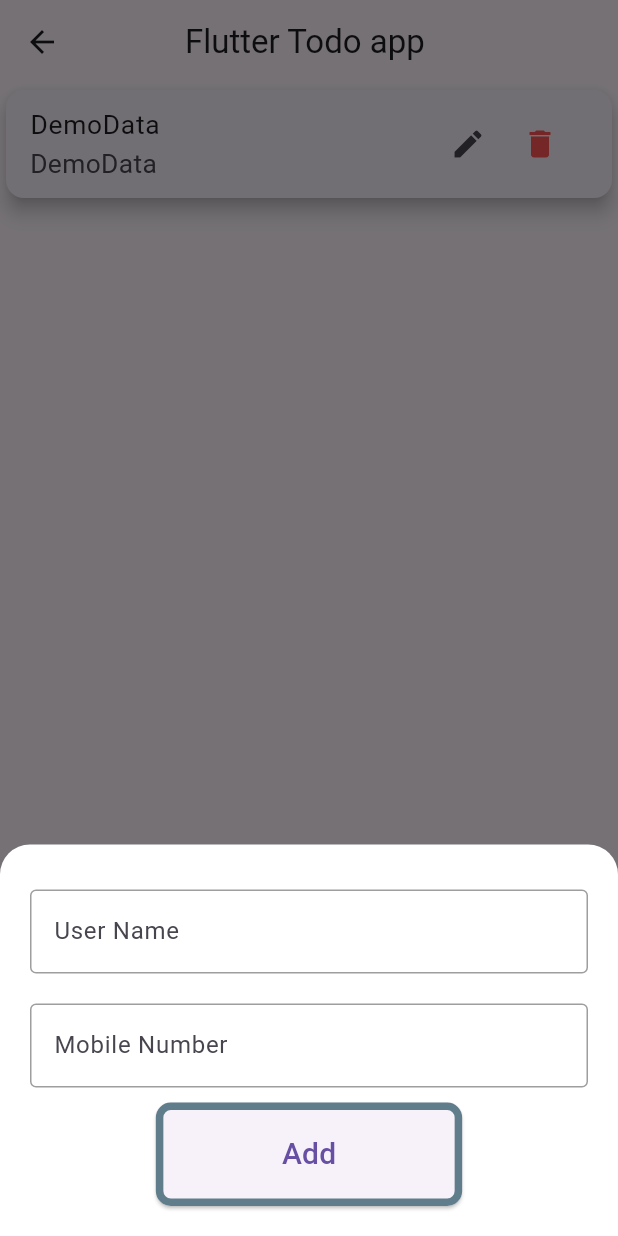
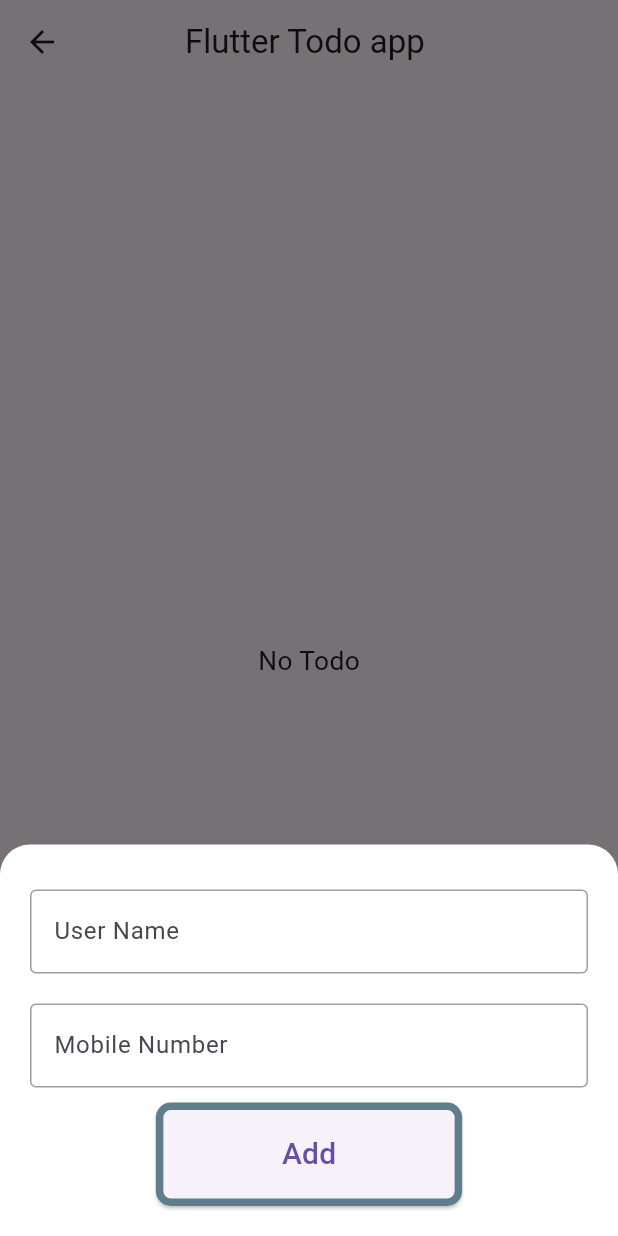
Before and after one commit to codereyamin/flutter_todo_app, a Flutter app: the HomeScreenView screen opened by its route, after a tap on the "add" icon, on a phone screen of 412 x 824 dp. Run offline on Flutter 3.47's test engine with Material 3 defaults, Android fonts, the phone set to English and light mode, and no system bars; our stand-ins replace cloud_firestore, firebase_core, get, get_storage; accounts and stored records are empty; generated files the repository leaves out were written again.

Commit message:
full todo is complete

```diff
--- a/lib/app/modules/homeScreen/views/home_screen_view.dart
+++ b/lib/app/modules/homeScreen/views/home_screen_view.dart
@@ -1,5 +1,6 @@
 import 'package:flutter/material.dart';
 import 'package:flutter_todo_app/app/modules/homeScreen/widgets/bottom_sheet.dart';
+import 'package:flutter_todo_app/app/modules/homeScreen/widgets/home_screen_cart.dart';
 import 'package:flutter_todo_app/widgets/app_text.dart';
 
 import 'package:get/get.dart';
@@ -12,41 +13,56 @@ class HomeScreenView extends GetView<HomeScreenController> {
   Widget build(BuildContext context) {
     return Scaffold(
       extendBody: true,
+      ////////////// app bar
       appBar: AppBar(
         title: const Text('Flutter Todo app '),
         centerTitle: true,
       ),
-      body: Card(
-        elevation: 5,
-        child: ListTile(
-          title: AppText(
-            text: "DemoData",
-          ),
-          subtitle: AppText(
-            text: "DemoData",
-          ),
-          trailing: Row(
-            mainAxisSize: MainAxisSize.min,
-            mainAxisAlignment: MainAxisAlignment.spaceAround,
-            children: [
-              IconButton(
-                onPressed: () {},
-                icon: const Icon(Icons.edit), ///////// edit icon
-              ),
-              IconButton(
-                onPressed: () async {},
-                icon: const Icon(
-                  Icons.delete,
-                  color: Colors.redAccent, /////////// remove or delete icon
-                ),
-              ),
-            ],
-          ),
-        ),
+
+      //////////////// todo list show hear use stream builder
+      /// todo update, add & delete screen refresh automatic
+      body: StreamBuilder(
+        stream: controller.collectionReference.snapshots(),
+        builder: (context, snapshot) {
+          ////////// check connection is waiting
+          //////// show loading sign
+          if (snapshot.connectionState == ConnectionState.waiting) {
+            return const Center(
+              child: CircularProgressIndicator(),
+            );
+
+            /////////// data lode error
+            ///////// show message
+          } else if (snapshot.hasError) {
+            return const Center(
+              child: AppText(text: "Something went wrong"),
+            );
+            ///////////// data lode but todo is empty
+            /////////// show no todo message
+          } else if (snapshot.hasData && snapshot.data!.docs.isEmpty) {
+            return const Center(
+              child: AppText(text: "No Todo"),
+            );
+
+            ///////////// data lode and has todo
+            /// show todo list
+          } else if (snapshot.hasData && snapshot.data!.docs.isNotEmpty) {
+            return ListView(
+              children: snapshot.data!.docs
+                  .map((e) => HomeScreenCart(
+                        documentSnapshot: e,
+                        homeScreenController: controller,
+                      ))
+                  .toList(),
+            );
+          }
+
+          return const SizedBox();
+        },
       ),
       floatingActionButton: FloatingActionButton(
         onPressed: () {
-          bottomSheetDialog();
+          bottomSheetDialog(); //////////// add todo message
         },
         child: const Icon(Icons.add),
       ),
--- a/lib/app/modules/homeScreen/widgets/bottom_sheet.dart
+++ b/lib/app/modules/homeScreen/widgets/bottom_sheet.dart
@@ -1,12 +1,26 @@
+import 'package:cloud_firestore/cloud_firestore.dart';
 import 'package:flutter/material.dart';
 import 'package:flutter/services.dart';
+import 'package:flutter_todo_app/app/modules/homeScreen/controllers/home_screen_controller.dart';
 import 'package:get/get.dart';
 
 /////////// bottom sheet create function
-bottomSheetDialog({bool isAdd = true}) async {
-  GlobalKey<FormState> formKey = GlobalKey<FormState>();
-  TextEditingController nameController = TextEditingController();
-  TextEditingController numberController = TextEditingController();
+bottomSheetDialog({
+  bool isAdd = true,
+  QueryDocumentSnapshot? documentSnapshot,
+}) async {
+  //////////////// home controller find
+  HomeScreenController homeScreenController = Get.find<HomeScreenController>();
+//////////////// check document is not null
+  if (documentSnapshot != null) {
+    var data = documentSnapshot.data()
+        as Map<String, dynamic>; ///////// data convert map
+    homeScreenController.docId.value = documentSnapshot.id.toString();
+    homeScreenController.nameController.text =
+        data["name"].toString(); //////////// assign data text controller
+    homeScreenController.numberController.text =
+        data["mobileNumber"].toString();
+  }
   //////// bottom sheet call
   await Get.bottomSheet(
     Container(
@@ -21,7 +35,7 @@ bottomSheetDialog({bool isAdd = true}) async {
         ),
       ),
       child: Form(
-        key: formKey, //////// key assign
+        key: homeScreenController.formKey, //////// key assign
         child: Padding(
           padding: const EdgeInsets.symmetric(horizontal: 10, vertical: 20),
           child: Column(
@@ -32,7 +46,7 @@ bottomSheetDialog({bool isAdd = true}) async {
                 Padding(
                   padding: const EdgeInsets.all(10.0),
                   child: TextFormField(
-                    controller: nameController,
+                    controller: homeScreenController.nameController,
                     validator: (value) {
                       if (value == null || value == "") {
                         return "Name field is required";
@@ -58,7 +72,7 @@ bottomSheetDialog({bool isAdd = true}) async {
                 Padding(
                   padding: const EdgeInsets.all(10.0),
                   child: TextFormField(
-                    controller: numberController,
+                    controller: homeScreenController.numberController,
                     keyboardType: TextInputType.phone,
                     inputFormatters: [FilteringTextInputFormatter.digitsOnly],
                     validator: (value) {
@@ -86,7 +100,15 @@ bottomSheetDialog({bool isAdd = true}) async {
                 ),
                 ElevatedButton(
                   onPressed: () {
-                    if (formKey.currentState!.validate()) {}
+                    /////////// first check validation
+                    if (homeScreenController.formKey.currentState!.validate()) {
+                      //////////// call data is update or add function
+                      if (isAdd) {
+                        homeScreenController.addTodo();
+                      } else {
+                        homeScreenController.updateTodo();
+                      }
+                    }
                   },
 
                   ///////// button some style
```
Also changed, not shown: lib/app/modules/homeScreen/controllers/home_screen_controller.dart (+56 -10 lines), lib/app/modules/homeScreen/widgets/home_screen_cart.dart (added, +55 -0 lines), 1 other file.
